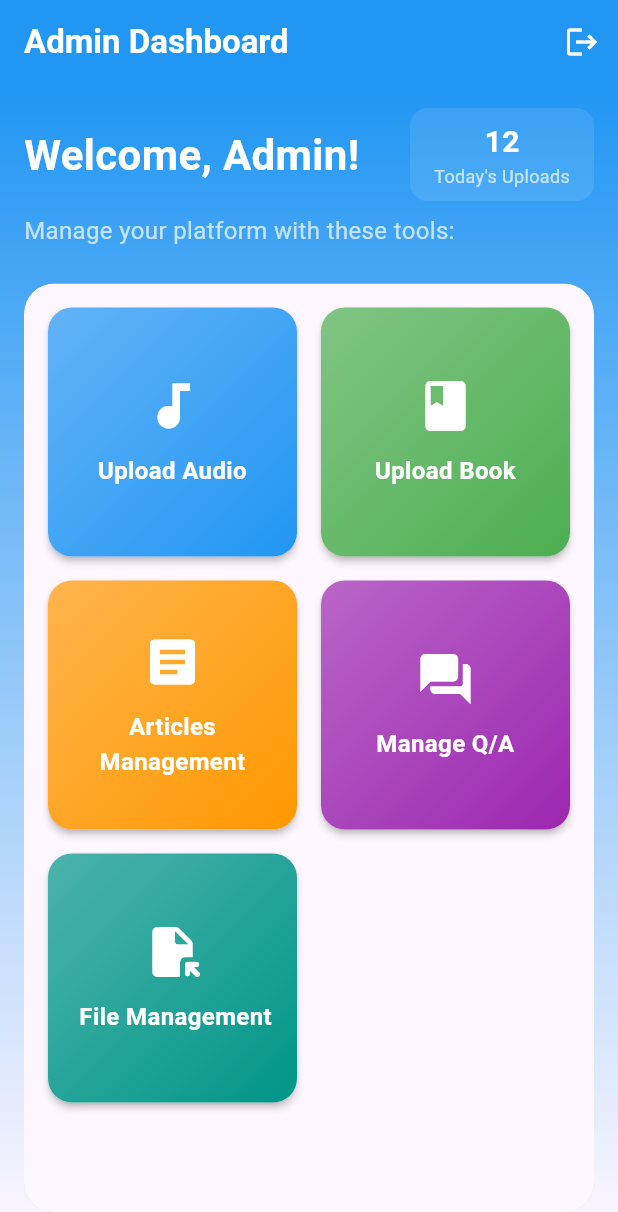
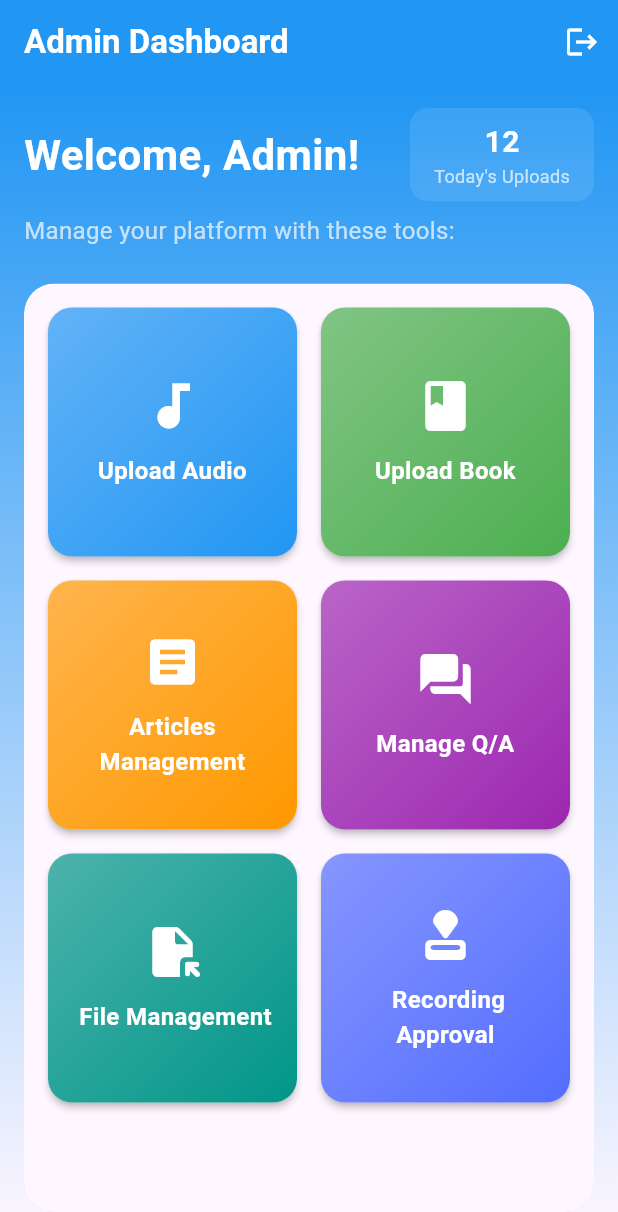
Before and after one commit to njogubless/PROJECT-, a Flutter app: the AdminDashboard screen opened directly, on a phone screen of 412 x 824 dp. Shown: the top 1212 px of the screen. Run offline on Flutter 3.47's test engine with Material 3 defaults, Android fonts, the phone set to English and light mode, and no system bars; our stand-ins replace cached_network_image, cloud_firestore, dio, file_picker, firebase_auth, firebase_core and 13 more; missing offline and left inert: flutter_pdfview, record; accounts and stored records are empty; network calls fail.

Commit message:
adding an audio approval tile

```diff
--- a/lib/features/admin/presentation/screens/admin_dashboard.dart
+++ b/lib/features/admin/presentation/screens/admin_dashboard.dart
@@ -2,6 +2,7 @@ import 'package:devotion/features/admin/presentation/screens/Adminquestionscreen
 import 'package:devotion/features/admin/presentation/screens/file_management_screen.dart';
 import 'package:devotion/features/admin/presentation/screens/upload_files.dart';
 import 'package:devotion/features/articles/presentation/screens/aricle_management_screen.dart';
+import 'package:devotion/features/audio/presentation/screens/recording_approval.dart';
 import 'package:devotion/features/auth/presentation/screen/home_screen.dart';
 import 'package:flutter/material.dart';
 import 'package:devotion/core/constants/firebase_constants.dart';
@@ -229,6 +230,18 @@ class _AdminDashboardState extends State<AdminDashboard> {
             ),
           ),
         ),
+           _buildDashboardTile(
+          context,
+          title: ' Recording Approval ',
+          icon: Icons.approval_rounded,
+          color: Colors.indigoAccent,
+          onTap: () => Navigator.push(
+            context,
+            MaterialPageRoute(
+              builder: (context) => RecordingApprovalPage(),
+            ),
+          ),
+        ),
       ],
     );
   }
```
